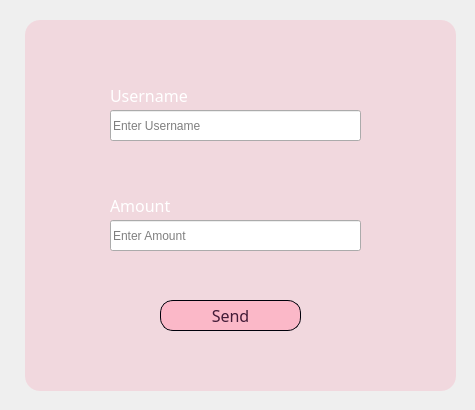
This is m7fazty/sendmoney_dialog.ui in Roro-2004/m7fazty as Qt 5 draws it before an edit. The edited form follows.
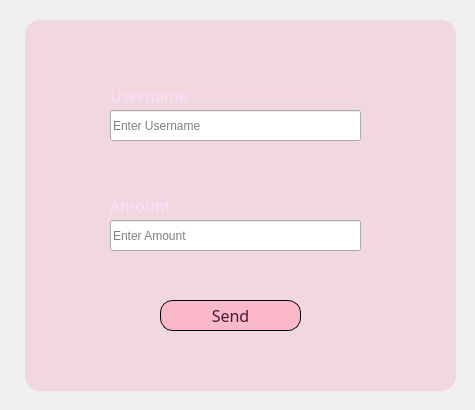
This is the edited form. Icons and pictures are not drawn.

Patch:
```diff
--- a/m7fazty/sendmoney_dialog.ui
+++ b/m7fazty/sendmoney_dialog.ui
@@ -92,8 +92,8 @@
        <brush brushstyle="SolidPattern">
         <color alpha="255">
          <red>255</red>
-         <green>255</green>
-         <blue>255</blue>
+         <green>219</green>
+         <blue>252</blue>
         </color>
        </brush>
       </colorrole>
@@ -103,8 +103,8 @@
        <brush brushstyle="SolidPattern">
         <color alpha="255">
          <red>255</red>
-         <green>255</green>
-         <blue>255</blue>
+         <green>219</green>
+         <blue>252</blue>
         </color>
        </brush>
       </colorrole>
@@ -138,8 +138,8 @@
        <brush brushstyle="SolidPattern">
         <color alpha="255">
          <red>255</red>
-         <green>255</green>
-         <blue>255</blue>
+         <green>219</green>
+         <blue>252</blue>
         </color>
        </brush>
       </colorrole>
@@ -158,8 +158,8 @@
        <brush brushstyle="SolidPattern">
         <color alpha="255">
          <red>255</red>
-         <green>255</green>
-         <blue>255</blue>
+         <green>219</green>
+         <blue>252</blue>
         </color>
        </brush>
       </colorrole>
```
